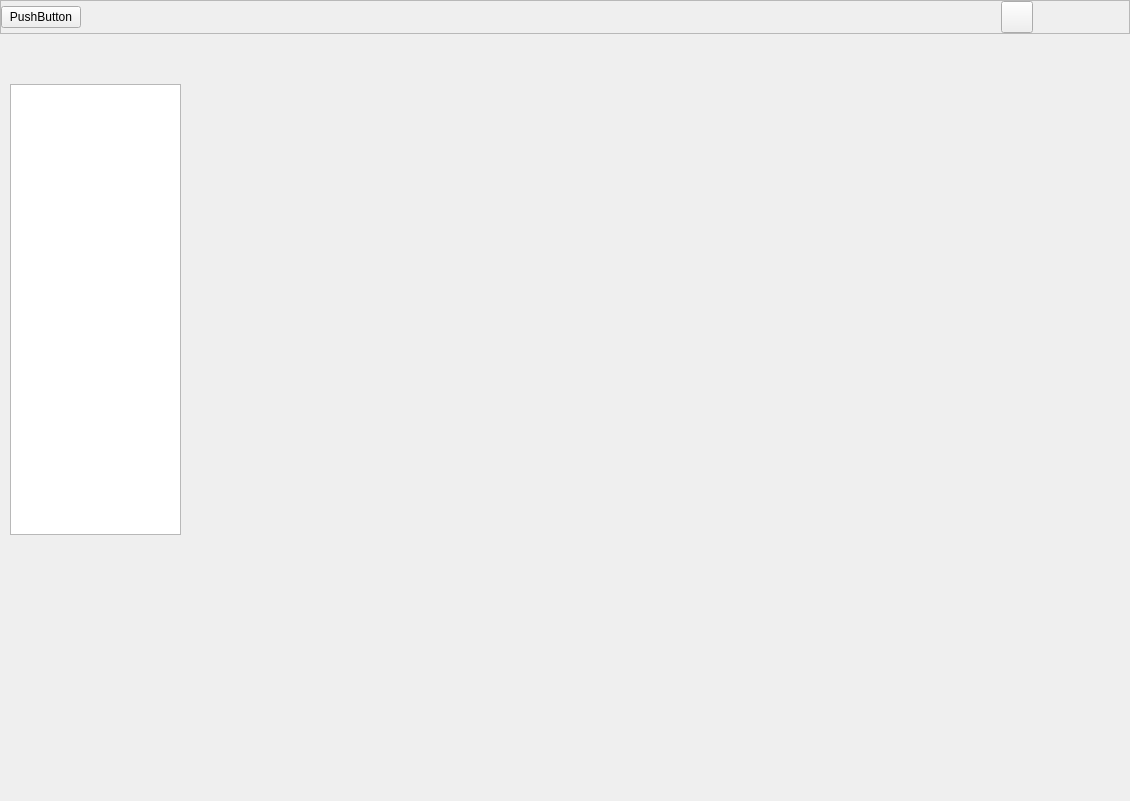
Before: the Qt Designer form src/MainWindow.ui in yansong1221/Mihomo, drawn with Qt 5.
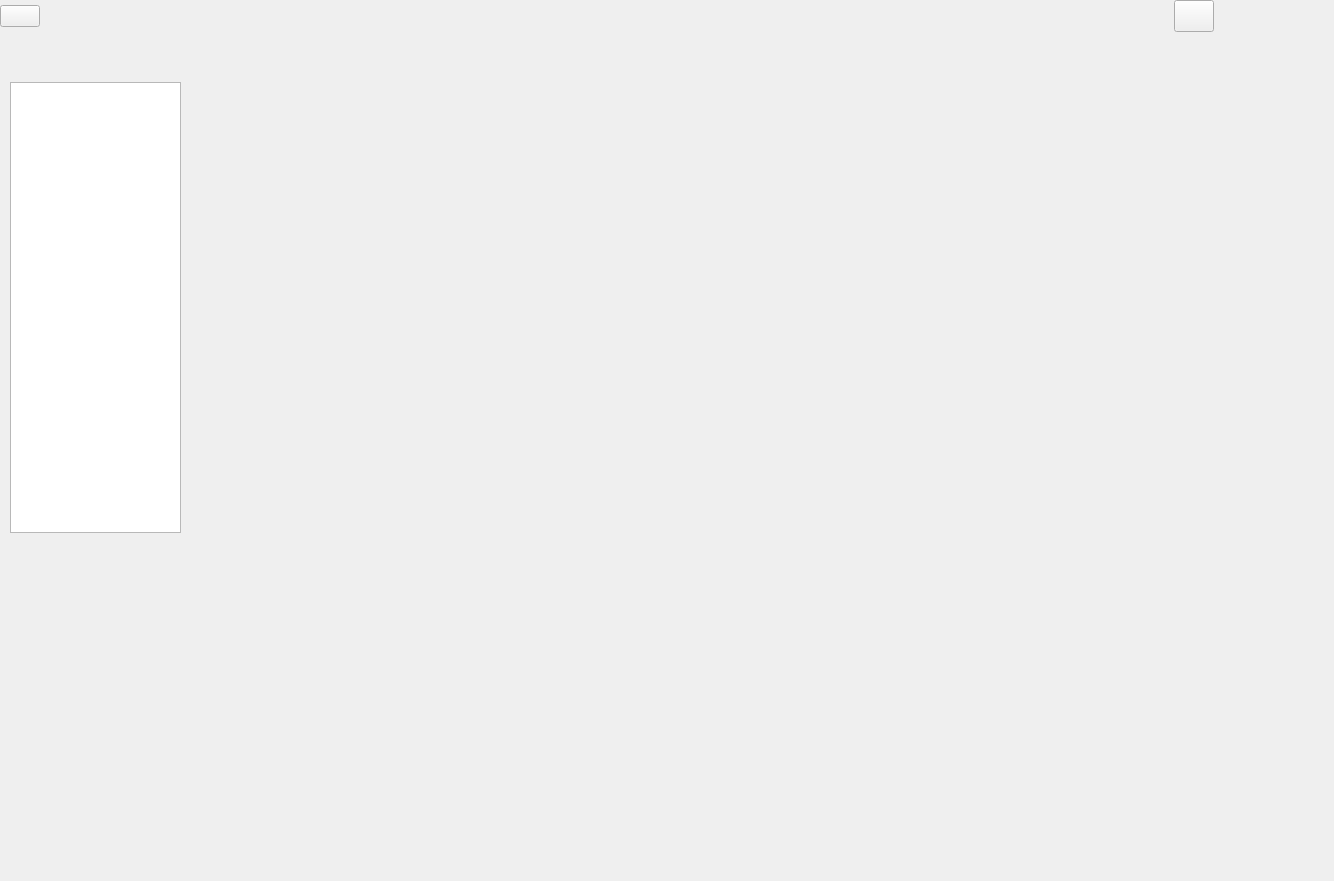
After: the same form once the commit is applied. Icons and pictures are not drawn. Custom widgets are drawn as their Qt base class.

What changed in the file:
```diff
--- a/src/MainWindow.ui
+++ b/src/MainWindow.ui
@@ -6,8 +6,8 @@
    <rect>
     <x>0</x>
     <y>0</y>
-    <width>1130</width>
-    <height>801</height>
+    <width>1334</width>
+    <height>881</height>
    </rect>
   </property>
   <property name="windowTitle">
@@ -38,7 +38,7 @@
       </sizepolicy>
      </property>
      <property name="frameShape">
-      <enum>QFrame::StyledPanel</enum>
+      <enum>QFrame::NoFrame</enum>
      </property>
      <property name="frameShadow">
       <enum>QFrame::Raised</enum>
@@ -62,7 +62,17 @@
       <item>
        <widget class="QPushButton" name="iconButton">
         <property name="text">
-         <string>PushButton</string>
+         <string/>
+        </property>
+        <property name="icon">
+         <iconset resource="../assets/app.qrc">
+          <normaloff>:/global/images/Meta.png</normaloff>:/global/images/Meta.png</iconset>
+        </property>
+        <property name="iconSize">
+         <size>
+          <width>32</width>
+          <height>32</height>
+         </size>
         </property>
        </widget>
       </item>
@@ -80,14 +90,14 @@
        </spacer>
       </item>
       <item>
-       <widget class="QPushButton" name="alwaysTopButton">
-        <property name="minimumSize">
-         <size>
-          <width>32</width>
-          <height>32</height>
-         </size>
+       <widget class="Mihomo::GUI::AlwaysTopWindowButton" name="alwaysTopButton">
+        <property name="sizePolicy">
+         <sizepolicy hsizetype="Minimum" vsizetype="Preferred">
+          <horstretch>0</horstretch>
+          <verstretch>0</verstretch>
+         </sizepolicy>
         </property>
-        <property name="maximumSize">
+        <property name="minimumSize">
          <size>
           <width>32</width>
           <height>32</height>
@@ -99,14 +109,14 @@
        </widget>
       </item>
       <item>
-       <widget class="QPushButton" name="minButton">
-        <property name="minimumSize">
-         <size>
-          <width>32</width>
-          <height>32</height>
-         </size>
+       <widget class="Mihomo::GUI::WindowButton" name="minButton">
+        <property name="sizePolicy">
+         <sizepolicy hsizetype="Minimum" vsizetype="Preferred">
+          <horstretch>0</horstretch>
+          <verstretch>0</verstretch>
+         </sizepolicy>
         </property>
-        <property name="maximumSize">
+        <property name="minimumSize">
          <size>
           <width>32</width>
           <height>32</height>
@@ -125,14 +135,14 @@
        </widget>
       </item>
       <item>
-       <widget class="QPushButton" name="maxButton">
-        <property name="minimumSize">
-         <size>
-          <width>32</width>
-          <height>32</height>
-         </size>
+       <widget class="Mihomo::GUI::MaximizeWindowButton" name="maxButton">
+        <property name="sizePolicy">
+         <sizepolicy hsizetype="Minimum" vsizetype="Preferred">
+          <horstretch>0</horstretch>
+          <verstretch>0</verstretch>
+         </sizepolicy>
         </property>
-        <property name="maximumSize">
+        <property name="minimumSize">
          <size>
           <width>32</width>
           <height>32</height>
@@ -151,14 +161,14 @@
        </widget>
       </item>
       <item>
-       <widget class="QPushButton" name="closeButton">
-        <property name="minimumSize">
-         <size>
-          <width>32</width>
-          <height>32</height>
-         </size>
+       <widget class="Mihomo::GUI::WindowButton" name="closeButton">
+        <property name="sizePolicy">
+         <sizepolicy hsizetype="Minimum" vsizetype="Preferred">
+          <horstretch>0</horstretch>
+          <verstretch>0</verstretch>
+         </sizepolicy>
         </property>
-        <property name="maximumSize">
+        <property name="minimumSize">
          <size>
           <width>32</width>
           <height>32</height>
@@ -214,6 +224,23 @@
    </item>
   </layout>
  </widget>
+ <customwidgets>
+  <customwidget>
+   <class>Mihomo::GUI::WindowButton</class>
+   <extends>QPushButton</extends>
+   <header>WindowBar/WindowButton.h</header>
+  </customwidget>
+  <customwidget>
+   <class>Mihomo::GUI::MaximizeWindowButton</class>
+   <extends>QPushButton</extends>
+   <header>WindowBar/WindowButton.h</header>
+  </customwidget>
+  <customwidget>
+   <class>Mihomo::GUI::AlwaysTopWindowButton</class>
+   <extends>QPushButton</extends>
+   <header>WindowBar/WindowButton.h</header>
+  </customwidget>
+ </customwidgets>
  <resources>
   <include location="../assets/app.qrc"/>
  </resources>
```
Left out of the diff: 5 changed lines with no effect on the pictures.
